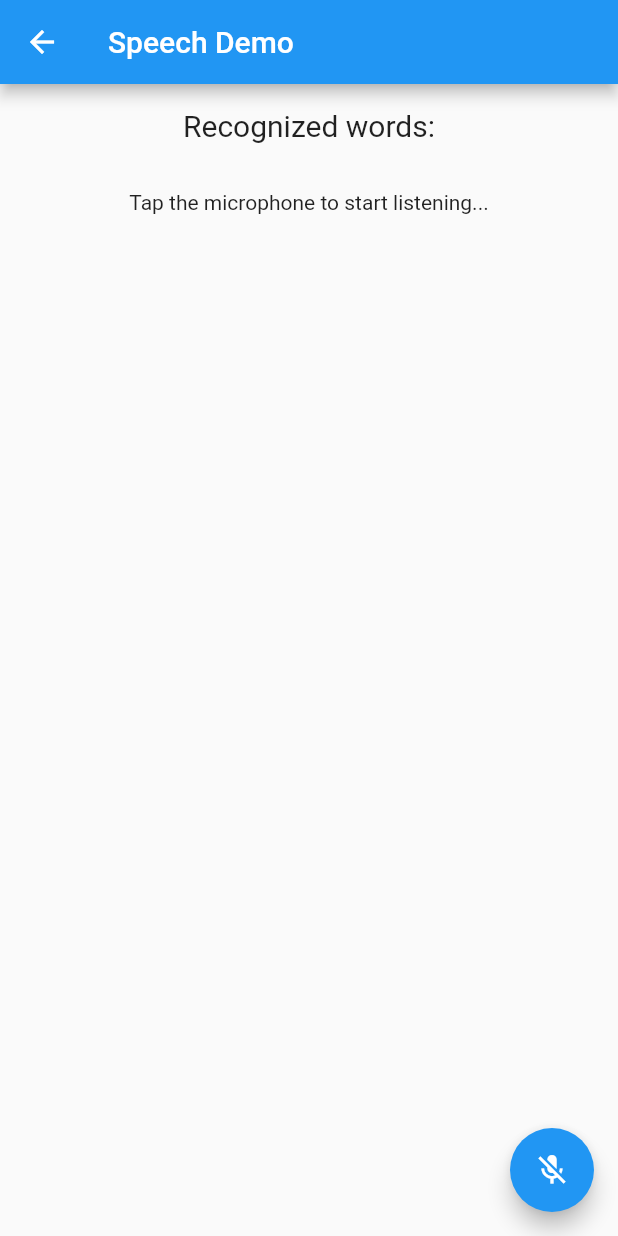
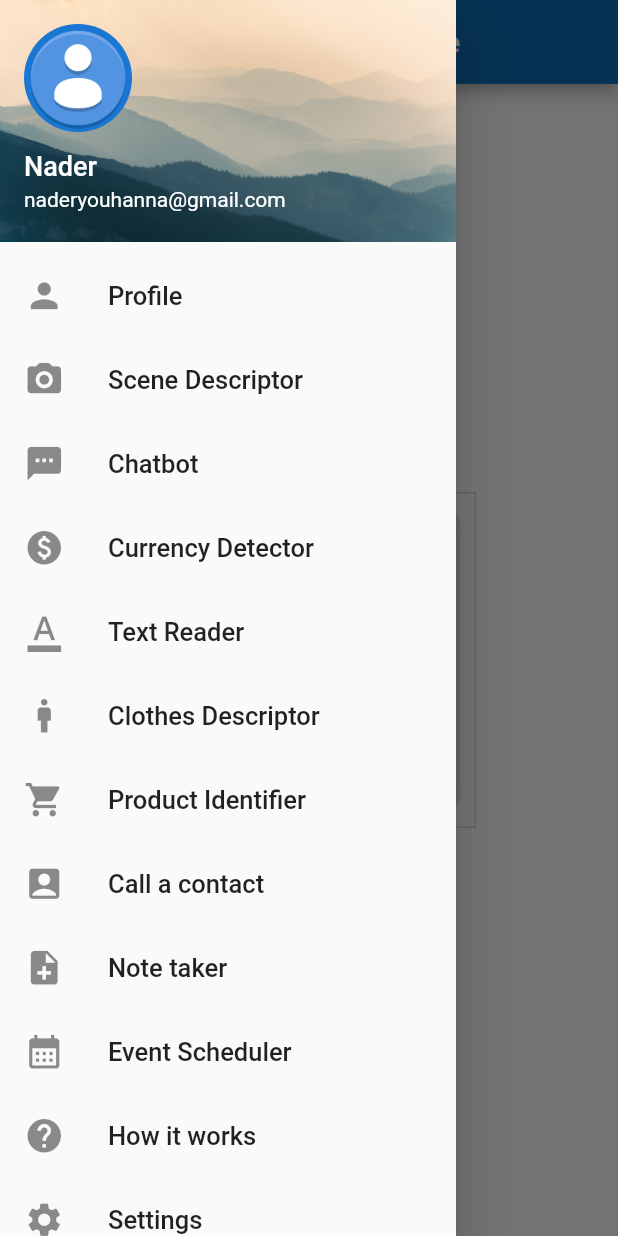
Before and after one commit to ahmedmoh1234/Graduation-Project, a Flutter app: the screen it shows after launch, with the side drawer open (before the commit the screen has no drawer), on a phone screen of 412 x 824 dp. Run offline on Flutter 3.47's test engine with Material 2 defaults, Android fonts, the light colour scheme and no system bars; our stand-ins replace flutter_tts, speech_to_text; Roboto replaces fonts that are missing (RalewayMedium).

Commit message:
Create Menu for Navigation between modules

```diff
--- a/Application/app/lib/config.dart
+++ b/Application/app/lib/config.dart
@@ -1 +1,2 @@
 String IP_ADDRESS = '192.168.1.5:5000';
+String iconImagePath = 'assets/images/icon.jpg';
--- a/Application/app/lib/home.dart
+++ b/Application/app/lib/home.dart
@@ -4,6 +4,8 @@ import 'package:speech_to_text/speech_to_text.dart';
 import 'package:speech_to_text/speech_recognition_result.dart';
 import 'dart:convert';
 import 'config.dart';
+import 'menu.dart';
+import 'package:flutter_tts/flutter_tts.dart';
 
 class Home extends StatefulWidget {
   @override
@@ -94,48 +96,73 @@ class _HomeState extends State<Home> {
   Widget build(BuildContext context) {
     return Scaffold(
       appBar: AppBar(
-        title: Text('Speech Demo'),
+        centerTitle: true,
+        title: const Text('This is the Home Page'),
+        backgroundColor: const Color(0xFF106cb5),
       ),
       body: Center(
         child: Column(
           mainAxisAlignment: MainAxisAlignment.center,
-          children: <Widget>[
-            Container(
-              padding: EdgeInsets.all(16),
-              child: Text(
-                'Recognized words:',
-                style: TextStyle(fontSize: 20.0),
-              ),
-            ),
-            Expanded(
-              child: Container(
-                padding: EdgeInsets.all(16),
-                child: Text(
-                  // If listening is active show the recognized words
-                  _speechToText.isListening
-                      ? '$_lastWords'
-                      // If listening isn't active but could be tell the user
-                      // how to start it, otherwise indicate that speech
-                      // recognition is not yet ready or not supported on
-                      // the target device
-                      : _speechEnabled
-                          ? _lastWords == ''
-                              ? 'Tap the microphone to start listening...'
-                              : _lastWords
-                          : 'Speech not available',
-                ),
-              ),
+          mainAxisSize: MainAxisSize.max,
+          children: [
+            Image.asset(
+              iconImagePath,
+              color: Colors.white.withOpacity(0.2),
+              colorBlendMode: BlendMode.modulate,
             ),
           ],
         ),
+        // child: Column(
+        //   mainAxisAlignment: MainAxisAlignment.center,
+        //   children: <Widget>[
+        //     Container(
+        //       padding: EdgeInsets.all(16),
+        //       child: Text(
+        //         'Recognized words:',
+        //         style: TextStyle(fontSize: 20.0),
+        //       ),
+        //     ),
+        //     Expanded(
+        //       child: Container(
+        //         padding: EdgeInsets.all(16),
+        //         child: Text(
+        //           // If listening is active show the recognized words
+        //           _speechToText.isListening
+        //               ? '$_lastWords'
+        //               // If listening isn't active but could be tell the user
+        //               // how to start it, otherwise indicate that speech
+        //               // recognition is not yet ready or not supported on
+        //               // the target device
+        //               : _speechEnabled
+        //                   ? _lastWords == ''
+        //                       ? 'Tap the microphone to start listening...'
+        //                       : _lastWords
+        //                   : 'Speech not available',
+        //         ),
+        //       ),
+        //     ),
+        //   ],
+        // ),
       ),
-      floatingActionButton: FloatingActionButton(
-        onPressed:
-            // If not yet listening for speech start, otherwise stop
-            _speechToText.isNotListening ? _startListening : _stopListening,
-        tooltip: 'Listen',
-        child: Icon(_speechToText.isNotListening ? Icons.mic_off : Icons.mic),
+
+      drawer: Menu(
+        name: 'Nader',
+        email: 'naderyouhanna@gmail.com',
+        gender: 'Male',
+        token: 'aa',
+        phone: '+201285003523',
+        carLicense: '3015GD',
+        carBrand: 'Renault',
+        carColour: 'Red',
       ),
+
+      // floatingActionButton: FloatingActionButton(
+      //   onPressed:
+      //       // If not yet listening for speech start, otherwise stop
+      //       _speechToText.isNotListening ? _startListening : _stopListening,
+      //   tooltip: 'Listen',
+      //   child: Icon(_speechToText.isNotListening ? Icons.mic_off : Icons.mic),
+      // ),
     );
   }
 }
--- /dev/null
+++ b/Application/app/lib/menu.dart
@@ -0,0 +1,329 @@
+import 'package:flutter/material.dart';
+import 'package:flutter/services.dart';
+// import 'package:nerdo/home.dart';
+// import 'ContactUs.dart';
+// import 'Settings.dart';
+// import 'profile.dart';
+// import 'booking_history.dart';
+// import 'how_it_works.dart';
+
+class Menu extends StatefulWidget {
+  String token = "";
+
+  final String name;
+  final String email;
+  final String gender;
+  final String phone;
+  final String carLicense;
+  final String carBrand;
+  final String carColour;
+
+  Menu({
+    required this.name,
+    required this.email,
+    required this.gender,
+    required this.token,
+    required this.phone,
+    required this.carLicense,
+    required this.carBrand,
+    required this.carColour,
+  });
+
+  @override
+  State<Menu> createState() => _MenuState();
+}
+
+class _MenuState extends State<Menu> {
+  bool _usernameIsEntered = false;
+  bool _passwordIsEntered = false;
+  String _username = '';
+  String _password = '';
+
+  double screenWidth = 0;
+  double screenHeight = 0;
+
+  final String title = "Rakeny";
+
+  @override
+  Widget build(BuildContext context) {
+    return Drawer(
+      child: ListView(
+        padding: EdgeInsets.zero,
+        children: [
+          UserAccountsDrawerHeader(
+            decoration: const BoxDecoration(
+              color: Color(0xFF106cb5),
+              image: DecorationImage(
+                fit: BoxFit.fill,
+                image: AssetImage(
+                  'assets/images/cover_image_sidebar.jpg',
+                ), //Cover Image
+              ),
+            ),
+            accountName: Text(
+              widget.name,
+              style: const TextStyle(
+                fontSize: 18,
+              ),
+            ),
+            accountEmail: Text(
+              widget.email,
+            ),
+            currentAccountPicture: CircleAvatar(
+              child: ClipOval(
+                child: Image.asset(
+                  'assets/images/user_icon.png',
+                  fit: BoxFit.contain,
+                ),
+                // child: Image.network(
+                //   userImage,
+                //   fit: BoxFit.fill,
+                // ),
+              ),
+            ),
+          ),
+          // /**********************/
+          // const DrawerHeader(
+          //   decoration: BoxDecoration(
+          //     color: Colors.orangeAccent,
+          //   ),
+          //   child: Text('Profile'), // mmkn n7ot hena el usernaame
+          // ),
+          // /*******************************/
+          ListTile(
+            leading: const Icon(
+              Icons.person,
+              size: 27,
+            ),
+            title: const Text(
+              'Profile',
+              style: TextStyle(
+                fontSize: 17,
+                fontFamily: 'RalewayMedium',
+              ),
+            ),
+            onTap: () {
+              // _goToUserProfile(
+              //   context,
+              //   widget.name,
+              //   widget.email,
+              //   widget.phone,
+              //   widget.gender,
+              //   widget.carLicense,
+              //   widget.carBrand,
+              //   widget.carColour,
+              // );
+            },
+          ),
+          ListTile(
+            onTap: () {},
+            leading: const Icon(
+              Icons.camera_alt_rounded,
+              size: 27,
+            ),
+            title: const Text(
+              'Scene Descriptor',
+              style: TextStyle(
+                fontSize: 17,
+                fontFamily: 'RalewayMedium',
+              ),
+            ),
+          ),
+
+          ListTile(
+            onTap: () {},
+            leading: const Icon(
+              Icons.textsms_rounded,
+              size: 27,
+            ),
+            title: const Text(
+              'Chatbot',
+              style: TextStyle(
+                fontSize: 17,
+                fontFamily: 'RalewayMedium',
+              ),
+            ),
+          ),
+          ListTile(
+            onTap: () {},
+            leading: const Icon(
+              Icons.paid,
+              size: 27,
+            ),
+            title: const Text(
+              'Currency Detector',
+              style: TextStyle(
+                fontSize: 17,
+                fontFamily: 'RalewayMedium',
+              ),
+            ),
+          ),
+          ListTile(
+            onTap: () {},
+            leading: const Icon(
+              Icons.format_color_text_sharp,
+              size: 27,
+            ),
+            title: const Text(
+              'Text Reader',
+              style: TextStyle(
+                fontSize: 17,
+                fontFamily: 'RalewayMedium',
+              ),
+            ),
+          ),
+          ListTile(
+            onTap: () {},
+            leading: const Icon(
+              Icons.man,
+              size: 27,
+            ),
+            title: const Text(
+              'Clothes Descriptor',
+              style: TextStyle(
+                fontSize: 17,
+                fontFamily: 'RalewayMedium',
+              ),
+            ),
+          ),
+          ListTile(
+            onTap: () {},
+            leading: const Icon(
+              Icons.shopping_cart,
+              size: 27,
+            ),
+            title: const Text(
+              'Product Identifier',
+              style: TextStyle(
+                fontSize: 17,
+                fontFamily: 'RalewayMedium',
+              ),
+            ),
+          ),
+          ListTile(
+            onTap: () {},
+            leading: const Icon(
+              Icons.account_box,
+              size: 27,
+            ),
+            title: const Text(
+              'Call a contact',
+              style: TextStyle(
+                fontSize: 17,
+                fontFamily: 'RalewayMedium',
+              ),
+            ),
+          ),
+          ListTile(
+            onTap: () {},
+            leading: const Icon(
+              Icons.note_add,
+              size: 27,
+            ),
+            title: const Text(
+              'Note taker',
+              style: TextStyle(
+                fontSize: 17,
+                fontFamily: 'RalewayMedium',
+              ),
+            ),
+          ),
+          ListTile(
+            onTap: () {},
+            leading: const Icon(
+              Icons.calendar_month,
+              size: 27,
+            ),
+            title: const Text(
+              'Event Scheduler',
+              style: TextStyle(
+                fontSize: 17,
+                fontFamily: 'RalewayMedium',
+              ),
+            ),
+          ),
+          ListTile(
+            leading: const Icon(
+              Icons.help,
+              size: 27,
+            ),
+            title: const Text(
+              'How it works',
+              style: TextStyle(
+                fontSize: 17,
+                fontFamily: 'RalewayMedium',
+              ),
+            ),
+            onTap: () {
+              // _goToHowItWorks(context);
+            },
+          ),
+          ListTile(
+            leading: const Icon(
+              Icons.settings,
+              size: 27,
+            ),
+            title: const Text(
+              'Settings',
+              style: TextStyle(
+                fontSize: 17,
+                fontFamily: 'RalewayMedium',
+              ),
+            ),
+            onTap: () {
+              // _goToSettings(context, widget.token, widget.name);
+            },
+          ),
+          ListTile(
+            leading: const Icon(
+              Icons.message,
+              size: 27,
+            ),
+            title: const Text(
+              'Contact Us',
+              style: TextStyle(
+                fontSize: 17,
+                fontFamily: 'RalewayMedium',
+              ),
+            ),
+            onTap: () {
+              // _goContactUs(context);
+            },
+          ),
+          ListTile(
+            leading: const Icon(
+              Icons.logout,
+              size: 27,
+            ),
+            title: const Text(
+              'Logout',
+              style: TextStyle(
+                fontSize: 17,
+                fontFamily: 'RalewayMedium',
+              ),
+            ),
+            onTap: () {
+              // _goToHome(context);
+            },
+          ),
+          ListTile(
+            leading: const Icon(
+              Icons.exit_to_app,
+              size: 27,
+            ),
+            title: const Text(
+              'Exit',
+              style: TextStyle(
+                fontSize: 17,
+                fontFamily: 'RalewayMedium',
+              ),
+            ),
+            onTap: () {
+              SystemNavigator.pop();
+            },
+          ),
+        ],
+      ),
+    );
+  }
+}
--- a/Application/app/lib/startup.dart
+++ b/Application/app/lib/startup.dart
@@ -1,5 +1,6 @@
 import 'package:flutter/material.dart';
 import 'home.dart';
+import 'config.dart';
 
 class StartUp extends StatefulWidget {
   @override
--- a/Application/app/pubspec.yaml
+++ b/Application/app/pubspec.yaml
@@ -31,6 +31,7 @@ dependencies:
     sdk: flutter
   http: ^0.13.4
   speech_to_text: ^6.1.1
+  flutter_tts: ^3.6.3
   # The following adds the Cupertino Icons font to your application.
   # Use with the CupertinoIcons class for iOS style icons.
   cupertino_icons: ^1.0.2
```
Also changed, not shown: Application/app/assets/images/cover_image_sidebar.jpg (added), Application/app/assets/images/female_icon.jpg (added), Application/app/assets/images/male_icon.jpg (added), Application/app/assets/images/user_icon.png (added), Application/app/pubspec.lock, 3 other files.
